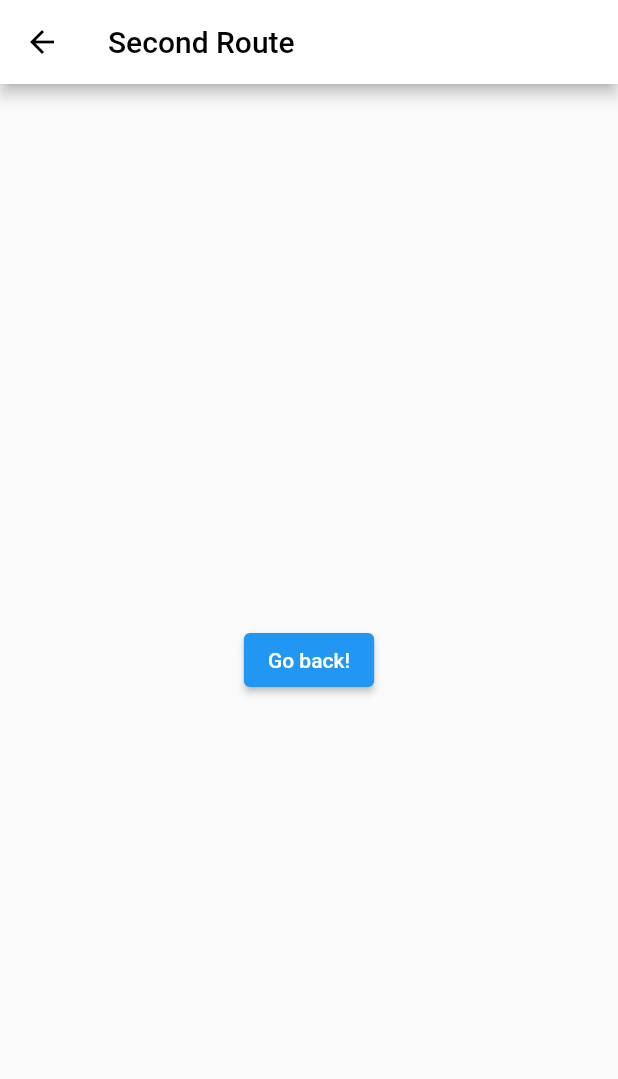
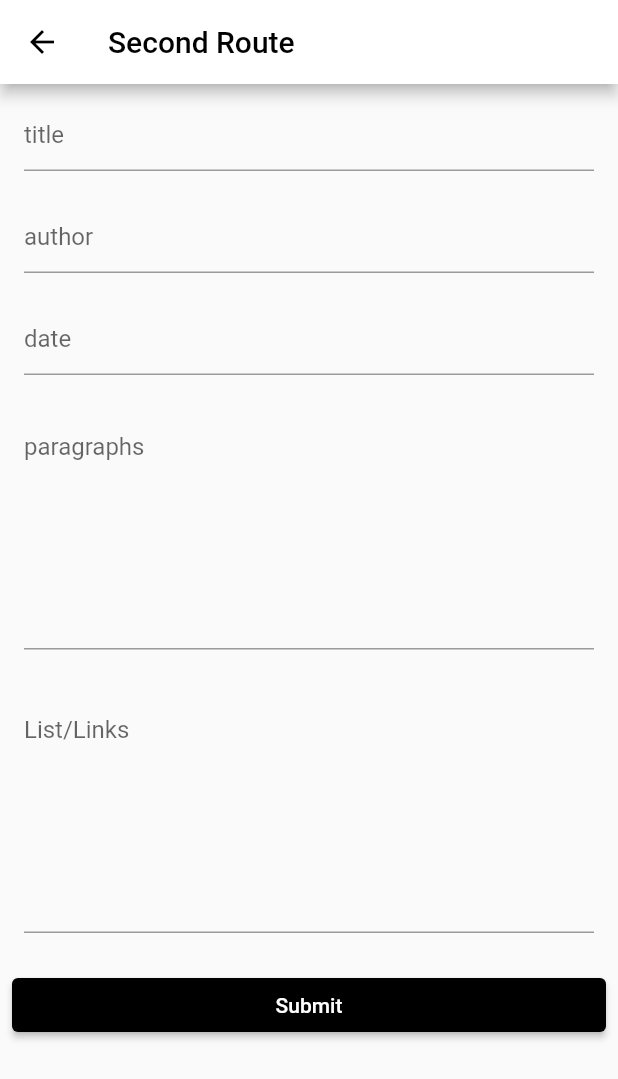
Before and after one commit to phillipAKhoza/beta1.0, a Flutter app: the SecondRoute screen opened directly, on a phone screen of 412 x 824 dp. Shown: the top 1079 px of the screen. Run offline on Flutter 3.47's test engine with Material 2 defaults, Android fonts, the phone set to English and light mode, and no system bars; our stand-ins replace animated_splash_screen, firebase_auth, firebase_core, youtube_player_flutter; accounts and stored records are empty.

Commit message:
Foundation and feeds form

```diff
--- /dev/null
+++ b/lib/components/foundationfeed.dart
@@ -0,0 +1,173 @@
+import 'package:flutter/material.dart';
+
+
+class FoundationFeed extends StatefulWidget {
+  const FoundationFeed({super.key});
+
+  @override
+  State<FoundationFeed> createState() => _FoundationFeedState();
+}
+
+class _FoundationFeedState extends State<FoundationFeed> {
+  // late String _myActivity;
+  // late String _myActivityResult;
+  String title= "";
+  String? author;
+  String date="";
+  List<String> paragraphs=[];
+  List<String>? links;
+  String message = '';
+  final formKey = GlobalKey<FormState>();
+  @override
+  void initState() {
+    super.initState();
+    // _myActivity = '';
+    // _myActivityResult = '';
+  }
+
+  _saveForm() {
+    // var form = formKey.currentState;
+  }
+
+  @override
+  Widget build(BuildContext context) {
+    return Scaffold(
+
+      body: Center(
+        child: Form(
+          key: formKey,
+          child: Column(
+            crossAxisAlignment: CrossAxisAlignment.stretch,
+            mainAxisAlignment: MainAxisAlignment.start,
+            children: <Widget>[
+              Padding(
+                padding: const EdgeInsets.only(
+                  left: 16,
+                  right: 16,
+                  top: 10,
+                  bottom: 10,
+                ),
+                child: TextFormField(
+                  textAlign: TextAlign.start,
+                  decoration: const InputDecoration(
+                    border: UnderlineInputBorder(),
+                    hintText: 'title',
+                  ),
+                  // The validator receives the text that the user has entered.
+                  validator: (value) {
+                    if (value == null || value.isEmpty) {
+                      return 'Please enter title here!';
+                    } else {
+                      title = value;
+                    }
+                    return null;
+                  },
+                ),
+              ),
+              Padding(
+                padding: const EdgeInsets.only(
+                  left: 16,
+                  right: 16,
+                  top: 10,
+                  bottom: 10,
+                ),
+                child: TextFormField(
+                  textAlign: TextAlign.start,
+                  decoration: const InputDecoration(
+                    border: UnderlineInputBorder(),
+                    hintText: 'author',
+                  ),
+                  // The validator receives the text that the user has entered.
+                  validator: (value) {
+                    if (value == null || value.isEmpty) {
+                      return 'Please enter author here!';
+                    } else {
+                      author = value;
+                    }
+                    return null;
+                  },
+                ),
+              ),
+              Padding(
+                padding: const EdgeInsets.only(
+                  left: 16,
+                  right: 16,
+                  top: 10,
+                  bottom: 10,
+                ),
+                child: TextFormField(
+                  textAlign: TextAlign.start,
+                  decoration: const InputDecoration(
+                    border: UnderlineInputBorder(),
+                    hintText: 'date',
+                  ),
+                  // The validator receives the text that the user has entered.
+                  validator: (value) {
+                    if (value == null || value.isEmpty) {
+                      return 'Please enter date here!';
+                    } else {
+                      date = value;
+                    }
+                    return null;
+                  },
+                ),
+              ),
+              Padding(
+                padding: const EdgeInsets.all(16.0),
+                child: TextFormField(
+                  keyboardType: TextInputType.multiline,
+                  maxLines: 7,
+                  textAlign: TextAlign.start,
+                  decoration: const InputDecoration(
+                    border: UnderlineInputBorder(),
+                    hintText: 'paragraphs',
+                  ),
+                  // The validator receives the text that the user has entered.
+                  validator: (value) {
+                    if (value == null || value.isEmpty) {
+                      return 'Please enter your paragraphs here!';
+                    } else {
+                      message = value;
+                    }
+                    return null;
+                  },
+                ),
+              ),
+              Padding(
+                padding: const EdgeInsets.all(16.0),
+                child: TextFormField(
+                  keyboardType: TextInputType.multiline,
+                  maxLines: 7,
+                  textAlign: TextAlign.start,
+                  decoration: const InputDecoration(
+                    border: UnderlineInputBorder(),
+                    hintText: 'List/Links',
+                  ),
+                  // The validator receives the text that the user has entered.
+                  validator: (value) {
+                    if (value == null || value.isEmpty) {
+                      return 'Please enter your List/Links here!';
+                    } else {
+                      message = value;
+                    }
+                    return null;
+                  },
+                ),
+              ),
+              Container(
+                padding: const EdgeInsets.all(8),
+                child: ElevatedButton(
+                  style: ElevatedButton.styleFrom(
+                    backgroundColor: Colors.black,
+                  ),
+                  onPressed: _saveForm,
+                  child: const Text('Submit'),
+                ),
+              ),
+            ],
+          ),
+        ),
+      ),
+    );
+  }
+}
--- a/lib/screens/admin_Screen.dart
+++ b/lib/screens/admin_Screen.dart
@@ -1,4 +1,5 @@
 import 'package:flutter/material.dart';
+import '../components/foundationfeed.dart';
 
 class AdminScreen extends StatelessWidget {
   const AdminScreen({super.key});
@@ -19,7 +20,7 @@ class AdminItems extends StatefulWidget {
 }
 
 class _AdminItemsState extends State<AdminItems> {
-  final List<String> items = <String>[
+  final List<String> item = <String>[
     'Feeds',
     'Events',
     'Notifications',
@@ -201,13 +202,8 @@ class SecondRoute extends StatelessWidget {
       appBar: AppBar(
         title: const Text('Second Route'),
       ),
-      body: Center(
-        child: ElevatedButton(
-          onPressed: () {
-            // Navigate back to first route when tapped.
-          },
-          child: const Text('Go back!'),
-        ),
+      body: const Center(
+        child: FoundationFeed(),
       ),
     );
   }
```
